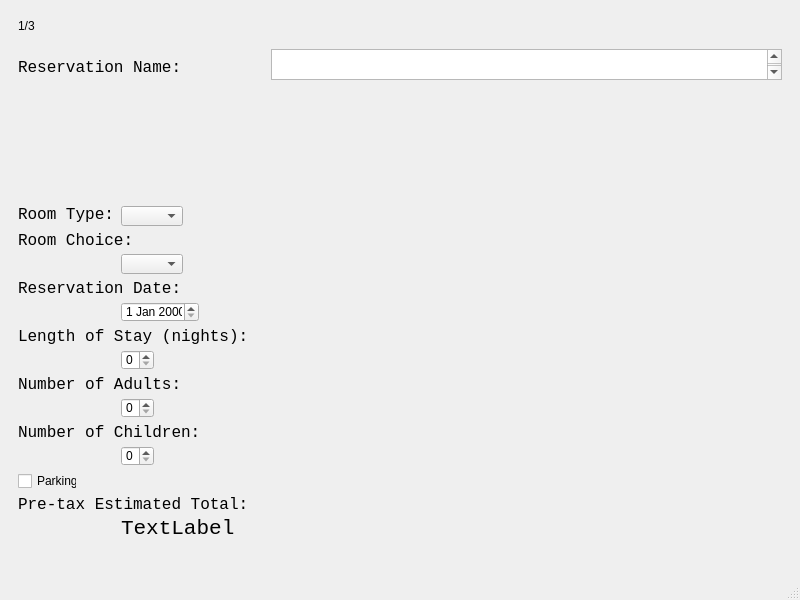
The window that mainwindow.ui (blakefuller/ResortReservation) describes before a commit, drawn with Qt 5.
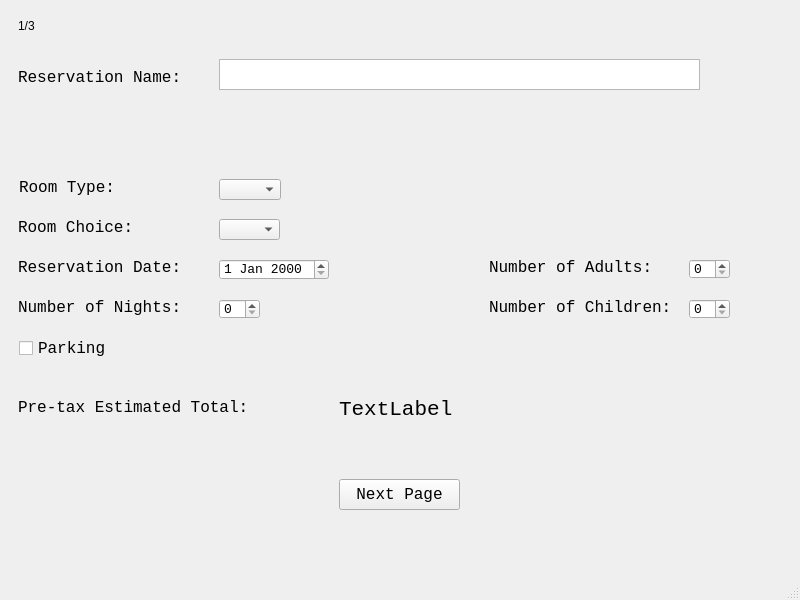
The same window after the commit.

```diff
--- a/mainwindow.ui
+++ b/mainwindow.ui
@@ -38,7 +38,7 @@
         <property name="geometry">
          <rect>
           <x>9</x>
-          <y>50</y>
+          <y>60</y>
           <width>174</width>
           <height>16</height>
          </rect>
@@ -56,8 +56,8 @@
        <widget class="QLabel" name="label_5">
         <property name="geometry">
          <rect>
-          <x>9</x>
-          <y>197</y>
+          <x>10</x>
+          <y>170</y>
           <width>97</width>
           <height>16</height>
          </rect>
@@ -76,7 +76,7 @@
         <property name="geometry">
          <rect>
           <x>9</x>
-          <y>223</y>
+          <y>210</y>
           <width>116</width>
           <height>16</height>
          </rect>
@@ -95,7 +95,7 @@
         <property name="geometry">
          <rect>
           <x>9</x>
-          <y>271</y>
+          <y>250</y>
           <width>164</width>
           <height>16</height>
          </rect>
@@ -114,7 +114,7 @@
         <property name="geometry">
          <rect>
           <x>9</x>
-          <y>319</y>
+          <y>290</y>
           <width>232</width>
           <height>16</height>
          </rect>
@@ -126,14 +126,14 @@
          </font>
         </property>
         <property name="text">
-         <string>Length of Stay (nights):</string>
+         <string>Number of Nights:</string>
         </property>
        </widget>
        <widget class="QLabel" name="label_9">
         <property name="geometry">
          <rect>
-          <x>9</x>
-          <y>367</y>
+          <x>480</x>
+          <y>250</y>
           <width>164</width>
           <height>16</height>
          </rect>
@@ -151,8 +151,8 @@
        <widget class="QLabel" name="label_10">
         <property name="geometry">
          <rect>
-          <x>9</x>
-          <y>415</y>
+          <x>480</x>
+          <y>290</y>
           <width>184</width>
           <height>16</height>
          </rect>
@@ -171,7 +171,7 @@
         <property name="geometry">
          <rect>
           <x>9</x>
-          <y>487</y>
+          <y>390</y>
           <width>232</width>
           <height>16</height>
          </rect>
@@ -189,88 +189,130 @@
        <widget class="QTextEdit" name="nameInput">
         <property name="geometry">
          <rect>
-          <x>262</x>
-          <y>40</y>
-          <width>511</width>
+          <x>210</x>
+          <y>50</y>
+          <width>481</width>
           <height>31</height>
          </rect>
         </property>
         <property name="font">
          <font>
           <family>Lucida Sans Typewriter</family>
-          <pointsize>12</pointsize>
+          <pointsize>10</pointsize>
          </font>
         </property>
        </widget>
        <widget class="QComboBox" name="roomSize">
         <property name="geometry">
          <rect>
-          <x>112</x>
-          <y>197</y>
-          <width>62</width>
-          <height>20</height>
+          <x>210</x>
+          <y>210</y>
+          <width>61</width>
+          <height>21</height>
          </rect>
         </property>
+        <property name="font">
+         <font>
+          <family>Lucida Console</family>
+          <pointsize>10</pointsize>
+         </font>
+        </property>
        </widget>
        <widget class="QComboBox" name="roomView">
         <property name="geometry">
          <rect>
-          <x>112</x>
-          <y>245</y>
+          <x>210</x>
+          <y>170</y>
           <width>62</width>
-          <height>20</height>
+          <height>21</height>
          </rect>
         </property>
+        <property name="font">
+         <font>
+          <family>Lucida Console</family>
+          <pointsize>10</pointsize>
+         </font>
+        </property>
        </widget>
        <widget class="QDateEdit" name="resDate">
         <property name="geometry">
          <rect>
-          <x>112</x>
-          <y>293</y>
-          <width>78</width>
-          <height>20</height>
+          <x>210</x>
+          <y>250</y>
+          <width>110</width>
+          <height>21</height>
          </rect>
         </property>
+        <property name="font">
+         <font>
+          <family>Lucida Console</family>
+          <pointsize>10</pointsize>
+         </font>
+        </property>
        </widget>
        <widget class="QSpinBox" name="lenStay">
         <property name="geometry">
          <rect>
-          <x>112</x>
-          <y>341</y>
-          <width>33</width>
+          <x>680</x>
+          <y>290</y>
+          <width>41</width>
           <height>20</height>
          </rect>
         </property>
+        <property name="font">
+         <font>
+          <family>Lucida Console</family>
+          <pointsize>10</pointsize>
+         </font>
+        </property>
        </widget>
        <widget class="QSpinBox" name="numAdults">
         <property name="geometry">
          <rect>
-          <x>112</x>
-          <y>389</y>
-          <width>33</width>
+          <x>680</x>
+          <y>250</y>
+          <width>41</width>
           <height>20</height>
          </rect>
         </property>
+        <property name="font">
+         <font>
+          <family>Lucida Console</family>
+          <pointsize>10</pointsize>
+         </font>
+        </property>
        </widget>
        <widget class="QSpinBox" name="numChild">
         <property name="geometry">
          <rect>
-          <x>112</x>
-          <y>437</y>
-          <width>33</width>
+          <x>210</x>
+          <y>290</y>
+          <width>41</width>
           <height>20</height>
          </rect>
         </property>
+        <property name="font">
+         <font>
+          <family>Lucida Console</family>
+          <pointsize>10</pointsize>
+         </font>
+        </property>
        </widget>
        <widget class="QCheckBox" name="parking">
         <property name="geometry">
          <rect>
-          <x>9</x>
-          <y>463</y>
-          <width>59</width>
+          <x>10</x>
+          <y>330</y>
+          <width>141</width>
           <height>18</height>
          </rect>
         </property>
+        <property name="font">
+         <font>
+          <family>Lucida Console</family>
+          <pointsize>12</pointsize>
+         </font>
+        </property>
         <property name="text">
          <string>Parking</string>
         </property>
@@ -278,8 +320,8 @@
        <widget class="QLabel" name="totCost">
         <property name="geometry">
          <rect>
-          <x>112</x>
-          <y>509</y>
+          <x>330</x>
+          <y>390</y>
           <width>114</width>
           <height>21</height>
          </rect>
@@ -294,6 +336,25 @@
          <string>TextLabel</string>
         </property>
        </widget>
+       <widget class="QPushButton" name="nextPage">
+        <property name="geometry">
+         <rect>
+          <x>330</x>
+          <y>470</y>
+          <width>121</width>
+          <height>31</height>
+         </rect>
+        </property>
+        <property name="font">
+         <font>
+          <family>Lucida Console</family>
+          <pointsize>12</pointsize>
+         </font>
+        </property>
+        <property name="text">
+         <string>Next Page</string>
+        </property>
+       </widget>
       </widget>
       <widget class="QWidget" name="page_2">
        <widget class="QLabel" name="label_2">
```
